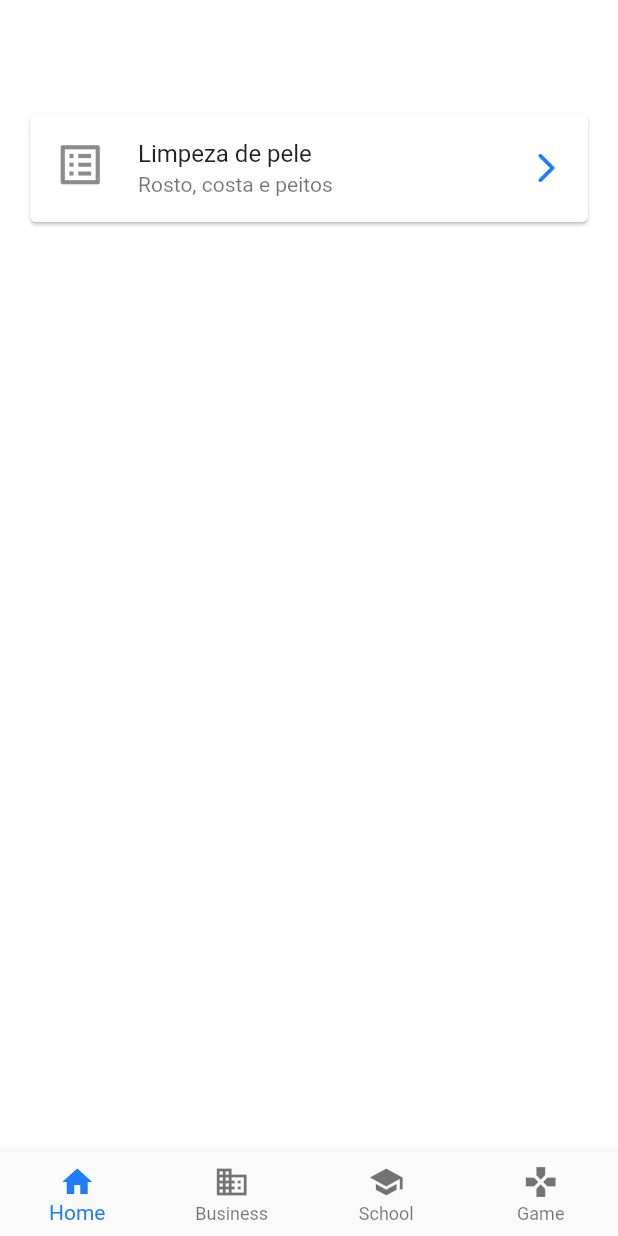
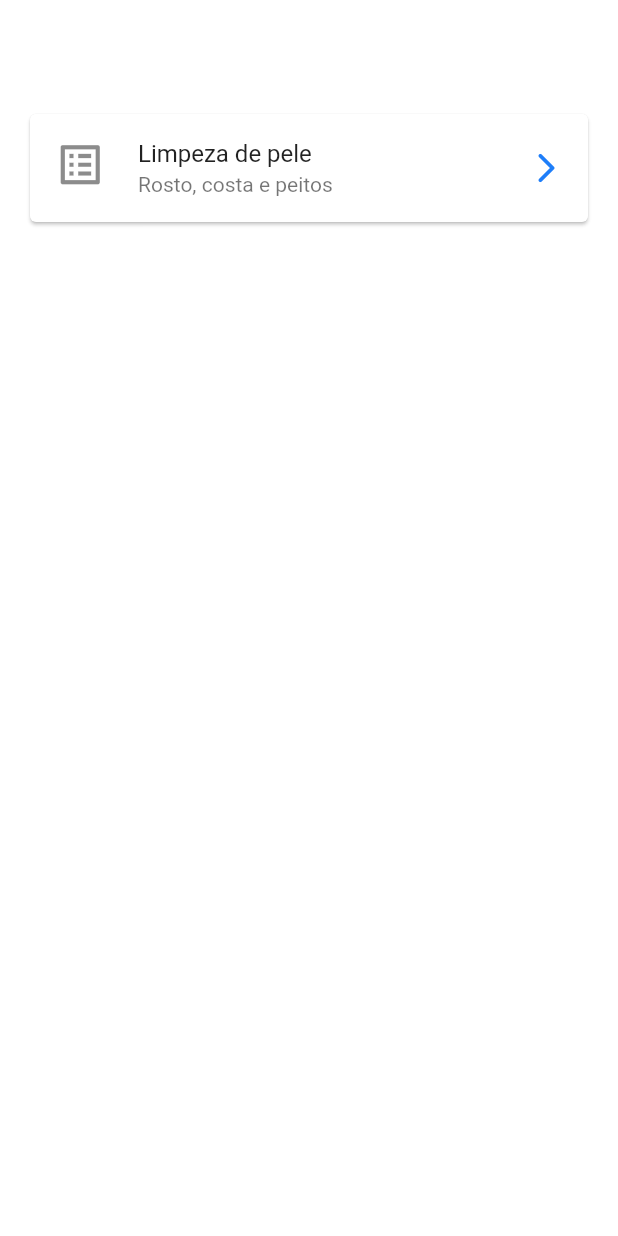
Before and after one commit to Diozefe/mobclinic, a Flutter app: the screen it shows after launch, on a phone screen of 412 x 824 dp. Run offline on Flutter 3.47's test engine with Material 2 defaults, Android fonts, the phone set to English and light mode, and no system bars.

Commit message:
Ajustado Tema.

```diff
--- a/lib/main.dart
+++ b/lib/main.dart
@@ -20,7 +20,9 @@ class MobClinic extends StatelessWidget {
     return ChangeNotifierProvider(
       create: (context) => HomeModel(),
       child: MaterialApp(
+        debugShowCheckedModeBanner: false,
         theme: ThemeData(
+          brightness: Brightness.light,
           primaryColor: Colors.blue[700],
           accentColor: Colors.blue[300],
           buttonTheme: ButtonThemeData(
--- a/lib/views/dashboard/home.dart
+++ b/lib/views/dashboard/home.dart
@@ -26,7 +26,6 @@ class DashboardHome extends StatelessWidget {
           ],
         ),
       ),
-      bottomNavigationBar: BottomNavBar(),
     );
   }
 }
```
